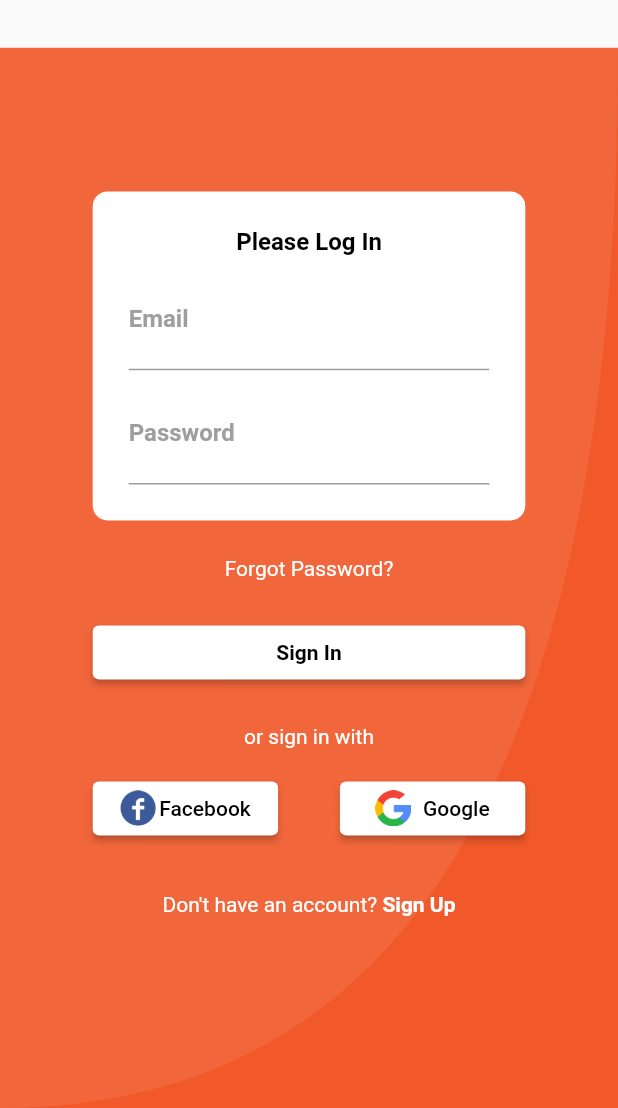
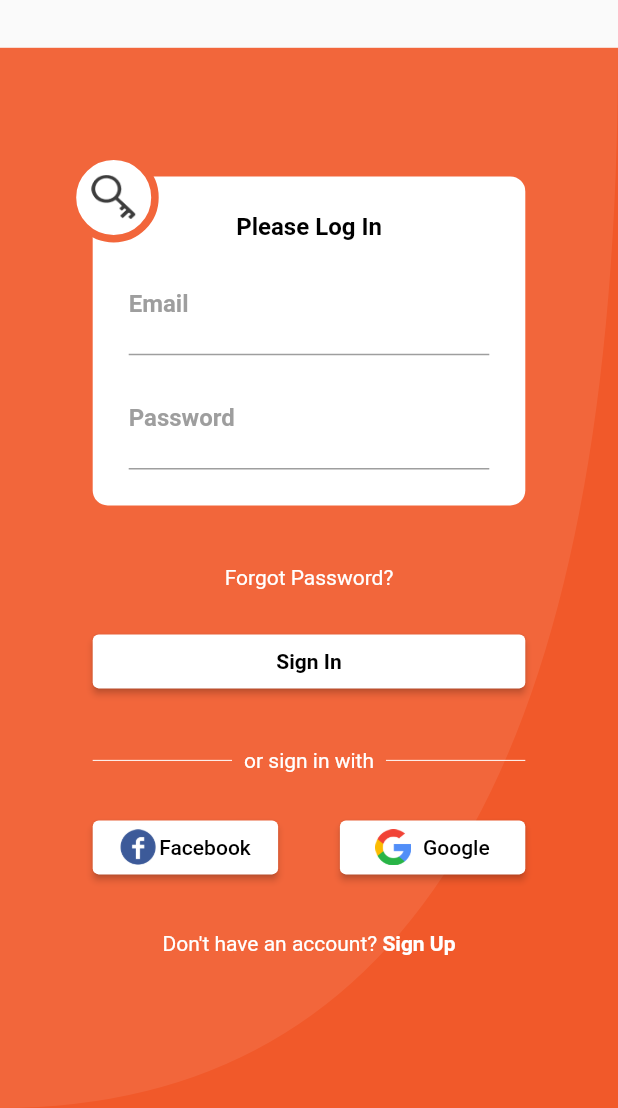
Before and after one commit to andifauzy7/LoginUI, a Flutter app: the screen it shows after launch, on a phone screen of 412 x 824 dp, the part 128-1236 px from its top. Run offline on Flutter 3.47's test engine with Material 2 defaults, Android fonts, the phone set to English and light mode, and no system bars.

Commit message:
Tambah divider untuk line dan Icon kunci.

```diff
--- a/lib/main.dart
+++ b/lib/main.dart
@@ -15,24 +15,6 @@ class MyApp extends StatelessWidget {
   }
 }
 
-class CustomShapeBorder extends ContinuousRectangleBorder {
-  @override
-  Path getOuterPath(Rect rect, {TextDirection textDirection}) {
-    double x = 150, y = 32, r = 0.5;
-    Path path = Path()
-      ..addRRect(RRect.fromRectAndCorners(rect))
-      ..moveTo(rect.bottomRight.dx - 30, rect.bottomCenter.dy)
-      ..relativeQuadraticBezierTo(
-          ((-x / 2) + (x / 6)) * (1 - r), 0, -x / 2 * r, y * r)
-      ..relativeQuadraticBezierTo(
-          -x / 6 * r, y * (1 - r), -x / 2 * (1 - r), y * (1 - r))
-      ..relativeQuadraticBezierTo(
-          ((-x / 2) + (x / 6)) * (1 - r), 0, -x / 2 * (1 - r), -y * (1 - r))
-      ..relativeQuadraticBezierTo(-x / 6 * r, -y * r, -x / 2 * r, -y * r);
-    return path;
-  }
-}
-
 class LoginPage extends StatefulWidget {
   @override
   _LoginPageState createState() => _LoginPageState();
@@ -42,6 +24,7 @@ class _LoginPageState extends State<LoginPage> {
   @override
   Widget build(BuildContext context) {
     return Scaffold(
+      resizeToAvoidBottomInset: false,
       body: SafeArea(
         top: true,
         child: Column(
@@ -62,7 +45,11 @@ class _LoginPageState extends State<LoginPage> {
                 child: Column(
                   mainAxisAlignment: MainAxisAlignment.center,
                   children: [
-                    Container(
+                    Container(child: Stack(
+                      children: [
+                        Padding(
+                          padding: const EdgeInsets.all(16.0),
+                          child: Container(
                             padding: EdgeInsets.all(24.0),
                             width: MediaQuery.of(context).size.width * 0.7,
                             decoration: BoxDecoration(
@@ -89,7 +76,8 @@ class _LoginPageState extends State<LoginPage> {
                                       hintText: "johndoe@gmail.com",
                                       suffix: Icon(Icons.email),
                                       labelStyle: TextStyle(
-                                fontWeight: FontWeight.bold, color: Colors.grey),
+                                          fontWeight: FontWeight.bold,
+                                          color: Colors.grey),
                                     )),
                                 SizedBox(
                                   height: 8.0,
@@ -101,11 +89,37 @@ class _LoginPageState extends State<LoginPage> {
                                       hintText: "johndoe@gmail.com",
                                       suffix: Icon(Icons.remove_red_eye),
                                       labelStyle: TextStyle(
-                                    fontWeight: FontWeight.bold, color: Colors.grey),
+                                          fontWeight: FontWeight.bold,
+                                          color: Colors.grey),
                                     )),
                               ],
                             ),
                           ),
+                        ),
+                        Container(
+                          height: 60,
+                          width: 60,
+                          decoration: BoxDecoration(
+                              color: Colors.white,
+                              shape: BoxShape.circle,
+                              border: Border.all(width: 5, color: Color(0xFFF2663B))
+                            //Color(0xFFF2663B);
+                          ),
+                          child: Center(
+                            child: Container(
+                              height: 30,
+                              width: 30,
+                              decoration: BoxDecoration(
+                                image: new DecorationImage(
+                                  fit: BoxFit.fill,
+                                  image: AssetImage("asset/key.png"),
+                                ),
+                              ),
+                            ),
+                          ),
+                        ),
+                      ],
+                    )),
                     Container(
                         padding: const EdgeInsets.only(top: 24.0),
                         child: Text(
@@ -123,15 +137,39 @@ class _LoginPageState extends State<LoginPage> {
                           child: Text(
                             "Sign In",
                             style: TextStyle(
-                                color: Colors.black, fontWeight: FontWeight.bold),
+                                color: Colors.black,
+                                fontWeight: FontWeight.bold),
                           )),
                     ),
                     Container(
+                      width: MediaQuery.of(context).size.width * 0.7,
                       padding: const EdgeInsets.only(top: 24.0),
-                        child: Text(
+                      child: Row(
+                        mainAxisAlignment: MainAxisAlignment.center,
+                        children: [
+                          Expanded(
+                            child: new Container(
+                                margin: const EdgeInsets.only(right: 8.0),
+                                child: Divider(
+                                  color: Colors.white,
+                                  height: 36,
+                                )),
+                          ),
+                          Text(
                             "or sign in with",
                             style: TextStyle(color: Colors.white),
+                          ),
+                          Expanded(
+                            child: new Container(
+                                margin: const EdgeInsets.only(left: 8.0),
+                                child: Divider(
+                                  color: Colors.white,
+                                  height: 36,
                                 )),
+                          ),
+                        ],
+                      ),
+                    ),
                     Container(
                       padding: const EdgeInsets.only(top: 16.0),
                       width: MediaQuery.of(context).size.width * 0.7,
@@ -145,7 +183,8 @@ class _LoginPageState extends State<LoginPage> {
                                 primary: Colors.white,
                               ),
                               child: Row(
-                                mainAxisAlignment: MainAxisAlignment.spaceEvenly,
+                                mainAxisAlignment:
+                                    MainAxisAlignment.spaceEvenly,
                                 children: [
                                   Image.asset(
                                     "asset/facebook.png",
@@ -168,7 +207,8 @@ class _LoginPageState extends State<LoginPage> {
                                 primary: Colors.white,
                               ),
                               child: Row(
-                                mainAxisAlignment: MainAxisAlignment.spaceEvenly,
+                                mainAxisAlignment:
+                                    MainAxisAlignment.spaceEvenly,
                                 children: [
                                   Image.asset(
                                     "asset/google.png",
@@ -199,7 +239,8 @@ class _LoginPageState extends State<LoginPage> {
                           Text(
                             "Sign Up",
                             style: TextStyle(
-                                color: Colors.white, fontWeight: FontWeight.bold),
+                                color: Colors.white,
+                                fontWeight: FontWeight.bold),
                           ),
                         ],
                       ),
@@ -241,5 +282,4 @@ class OrangePainter extends CustomPainter {
   bool shouldRepaint(covariant CustomPainter oldDelegate) {
     return oldDelegate != this;
   }
-
 }
```
Lines whose indentation alone changed are shown as unchanged.
